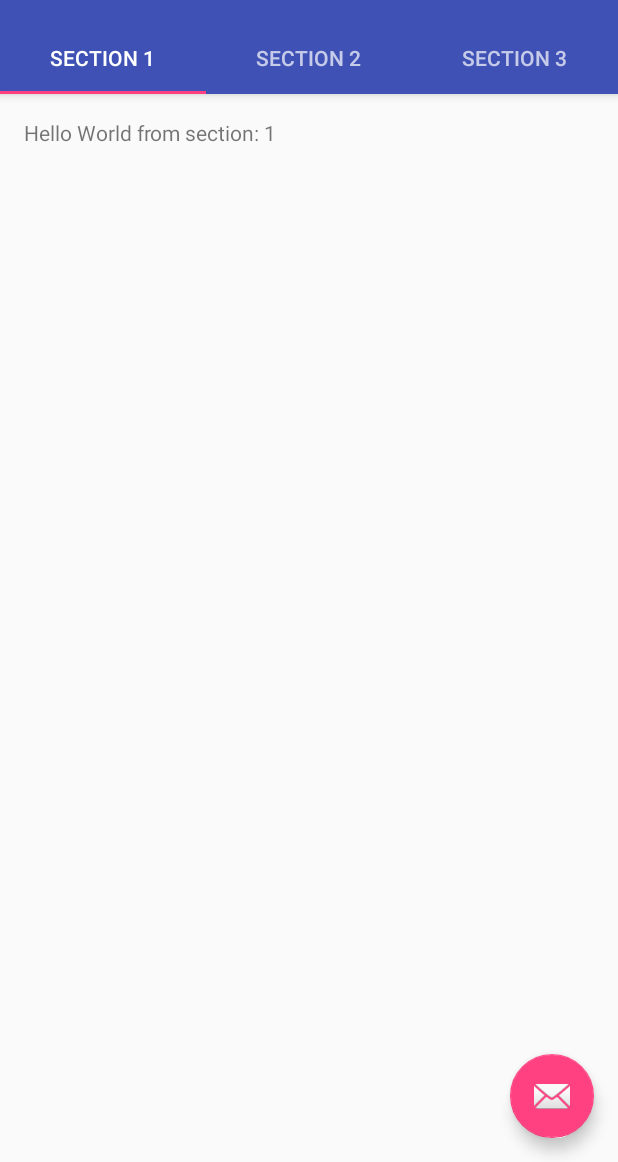
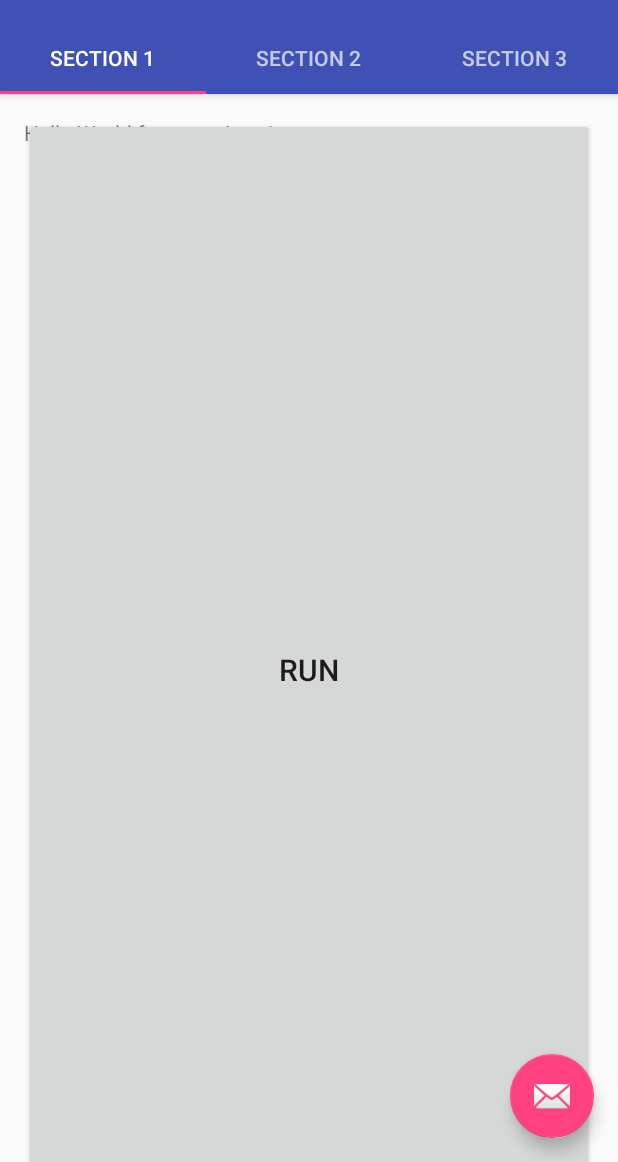
Before and after one commit to businesstek/GuavaTutorial, an Android app: the screen it shows after launch (MainActivity), on a phone screen of 412 x 824 dp, the part 74-1236 px from its top. Run offline under Robolectric (Android 15) with nearby library versions, the phone set to English and light mode, and no system bars.

```diff
--- a/app/src/main/res/layout/fragment_main.xml
+++ b/app/src/main/res/layout/fragment_main.xml
@@ -12,5 +12,18 @@
         android:id="@+id/section_label"
         android:layout_width="wrap_content"
         android:layout_height="wrap_content" />
+    <TextView
+        android:id="@+id/section_description"
+        android:layout_width="wrap_content"
+        android:layout_height="wrap_content" />
+
+    <Button xmlns:android="http://schemas.android.com/apk/res/android" android:id="@+id/showOther"
+        android:layout_width="match_parent" android:layout_height="match_parent" android:text="@string/run"
+        android:textSize="20sp"/>
+
+    <TextView
+        android:id="@+id/section_results"
+        android:layout_width="wrap_content"
+        android:layout_height="wrap_content" />
 
 </RelativeLayout>
--- a/app/src/main/res/values/strings.xml
+++ b/app/src/main/res/values/strings.xml
@@ -2,4 +2,5 @@
     <string name="app_name">GuavaTutorial</string>
     <string name="action_settings">Settings</string>
     <string name="section_format">Hello World from section: %1$d</string>
+    <string name="run">Run</string>
 </resources>
```
Also changed, not shown: app/src/main/java/com/bt/guavatutorial/GuavaBasic.java (renamed from app/src/main/java/com/bt/guavatutorial/GuavaTutorial.java, +20 -9 lines), app/src/main/java/com/bt/guavatutorial/GuavaGraphs.java (+7 -0 lines), app/src/main/java/com/bt/guavatutorial/MainActivity.java (+18 -6 lines).
